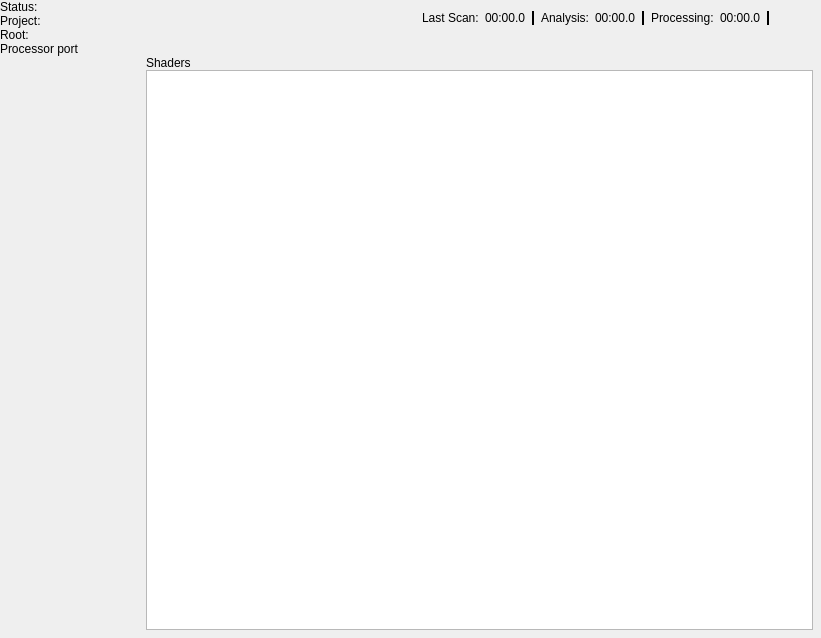
Above: Code/Tools/AssetProcessor/native/ui/MainWindow.ui from o3de/o3de before the change. Below: the same form after it.
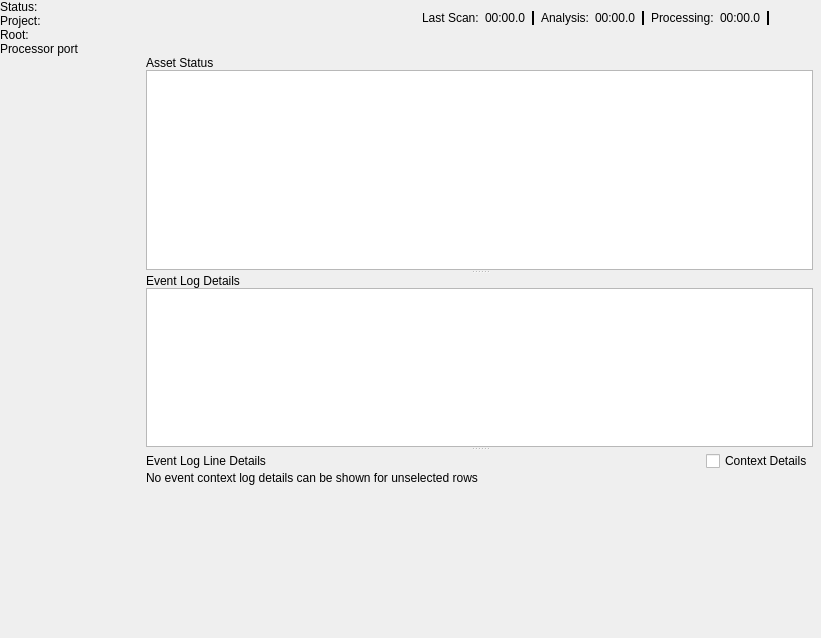
That is the form after the change. The open tabs and pages were chosen to show the change. Icons and pictures are not drawn. Custom widgets are drawn as their Qt base class.

Commit message: Remove Shader compiler tab from Asset Processor

What changed in the file:
```diff
--- a/Code/Tools/AssetProcessor/native/ui/MainWindow.ui
+++ b/Code/Tools/AssetProcessor/native/ui/MainWindow.ui
@@ -763,59 +763,6 @@
           </item>
          </layout>
         </widget>
-        <widget class="QWidget" name="shaderDialog">
-         <layout class="QVBoxLayout" name="verticalLayout_7">
-          <property name="spacing">
-           <number>0</number>
-          </property>
-          <property name="leftMargin">
-           <number>0</number>
-          </property>
-          <property name="topMargin">
-           <number>0</number>
-          </property>
-          <property name="rightMargin">
-           <number>0</number>
-          </property>
-          <property name="bottomMargin">
-           <number>0</number>
-          </property>
-          <item>
-           <widget class="QLabel" name="shaderLabel">
-            <property name="text">
-             <string>Shaders</string>
-            </property>
-           </widget>
-          </item>
-          <item>
-           <widget class="QWidget" name="shaderInfoPane" native="true">
-            <property name="styleSheet">
-             <string notr="true"/>
-            </property>
-            <layout class="QHBoxLayout" name="horizontalLayout_6">
-             <property name="spacing">
-              <number>0</number>
-             </property>
-             <property name="leftMargin">
-              <number>0</number>
-             </property>
-             <property name="topMargin">
-              <number>0</number>
-             </property>
-             <property name="rightMargin">
-              <number>0</number>
-             </property>
-             <property name="bottomMargin">
-              <number>0</number>
-             </property>
-             <item>
-              <widget class="AzQtComponents::TableView" name="shaderTreeView"/>
-             </item>
-            </layout>
-           </widget>
-          </item>
-         </layout>
-        </widget>
         <widget class="QWidget" name="connectionsDialog">
          <layout class="QVBoxLayout" name="verticalLayout_5">
           <property name="spacing">
```
The commit also changes 12 other files.
